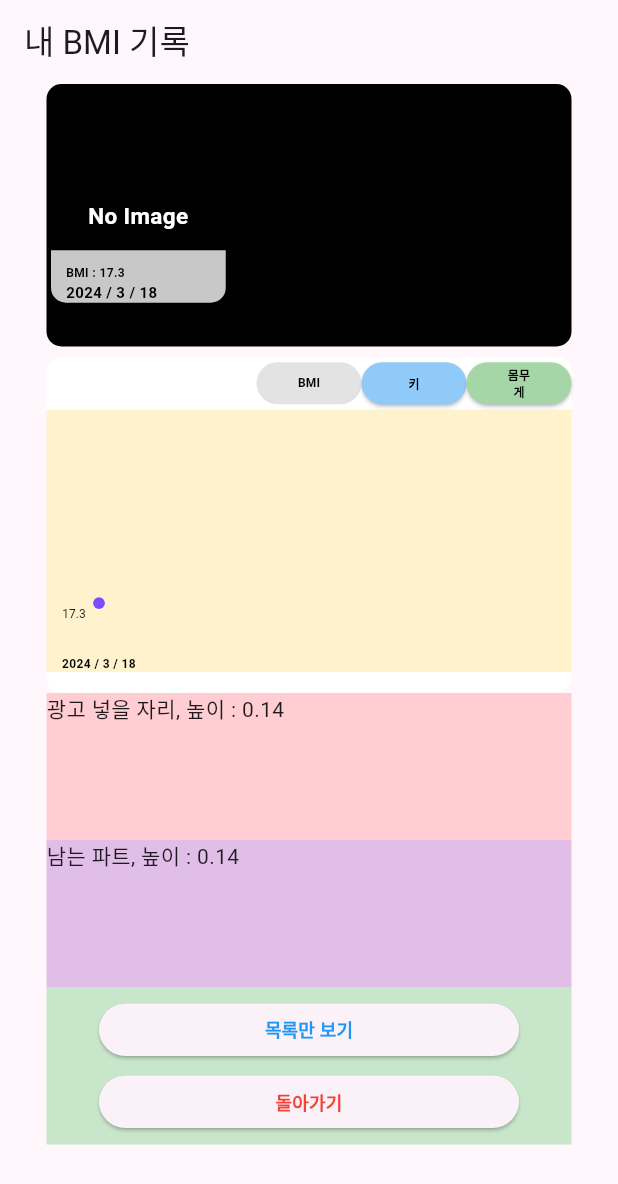
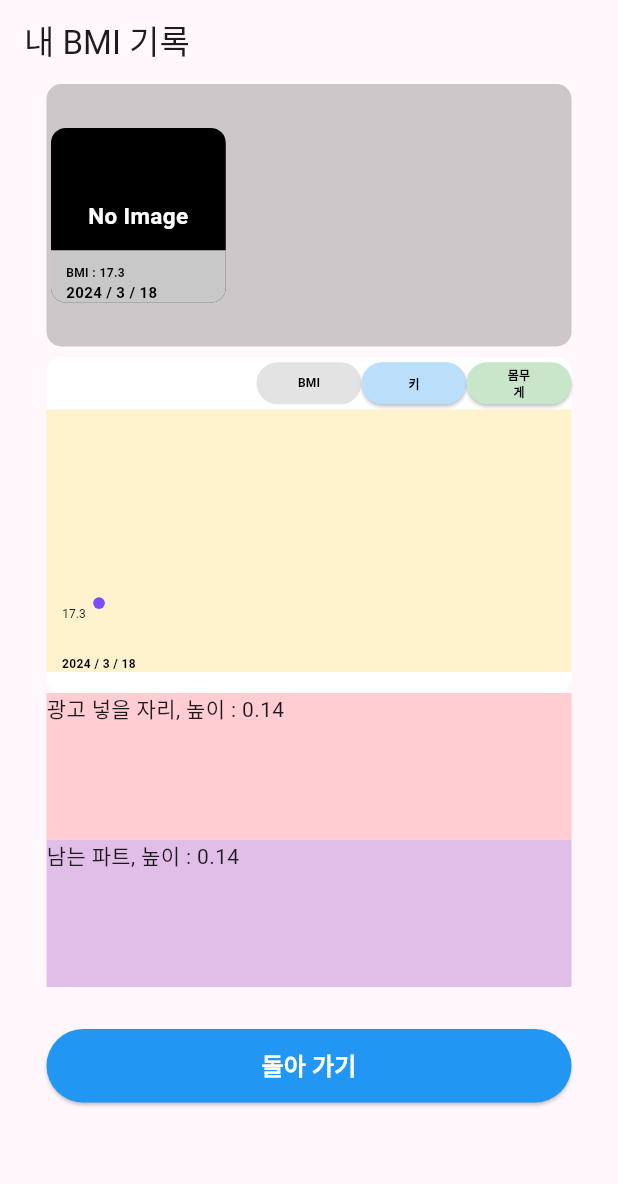
Before and after one commit to kkglpp/myBMIRec, a Flutter app: the screen it shows after launch, after a tap on "저 장 하 기", after a tap on "확 인", after a tap on "목 록 보 기", on a phone screen of 412 x 824 dp. Shown: the top 1184 px of the screen. Run offline on Flutter 3.47's test engine with Material 3 defaults, Android fonts, the phone set to English and light mode, and no system bars; our stand-ins replace get, image_picker, responsive_framework, sqflite; accounts and stored records are empty.

Commit message:
원차트 버그 수정
목록페이지 색상 값 조정

버튼 조정.
화면 페이지 연동 수정

이제 진짜 얼마 안남음

- 광고 넣기
- 목록 페이지 남는 파트를 채울 컨텐츠 생각하고, 구현하기

```diff
--- a/lib/View/renewal_recordPage.dart
+++ b/lib/View/renewal_recordPage.dart
@@ -10,6 +10,7 @@ import 'package:mybmirecord/View/home.dart';
 import 'package:mybmirecord/Custom/graphCard.dart';
 import 'package:mybmirecord/Custom/lineChart.dart';
 import 'package:mybmirecord/Custom/textMiddle.dart';
+import 'package:mybmirecord/View/renewal_resultbmiPage.dart';
 
 class ReRecordPage extends StatelessWidget {
   ReRecordPage({super.key});
@@ -39,7 +40,7 @@ class ReRecordPage extends StatelessWidget {
               } else {
                 return Container(
                   decoration: BoxDecoration(
-                      color: Colors.black,
+                      color: Colors.black.withAlpha(50),
                       borderRadius: BorderRadius.circular(10)),
                   width: widthsize,
                   height: (heightsize * 0.25)
@@ -48,11 +49,19 @@ class ReRecordPage extends StatelessWidget {
                     scrollDirection: Axis.horizontal,
                     itemCount: records.length,
                     itemBuilder: (context, index) {
-                      return Center(
-                        child: GridCard(records[index].imgbyte,
-                                records[index].timestamp)
-                            .girdCard(widthsize * 0.35, widthsize * 0.35,
-                                records[index].bmi, 3),
+                      return GestureDetector(
+                        onTap: () {
+                          Get.off(ResultBMIPage(recordKey: records[index].seq!));
+
+                        },
+                        child: SizedBox(
+                          child: Center(
+                            child: GridCard(records[index].imgbyte,
+                                    records[index].timestamp)
+                                .girdCard(widthsize * 0.35, widthsize * 0.35,
+                                    records[index].bmi, 3),
+                          ),
+                        ),
                       );
                     },
                   ),
@@ -89,7 +98,7 @@ class ReRecordPage extends StatelessWidget {
                                 style: ElevatedButton.styleFrom(
                                     backgroundColor:
                                         controller.graphSelect.value != 0
-                                            ? Colors.amber[200]
+                                            ? Colors.amber[100]
                                             : Colors.grey,
                                     minimumSize: Size(
                                         widthsize * 0.2, heightsize * 0.04),
@@ -105,7 +114,7 @@ class ReRecordPage extends StatelessWidget {
                                 style: ElevatedButton.styleFrom(
                                     backgroundColor:
                                         controller.graphSelect.value != 1
-                                            ? Colors.blue[200]
+                                            ? Colors.blue[100]
                                             : Colors.grey,
                                     minimumSize: Size(
                                         widthsize * 0.2, heightsize * 0.04),
@@ -121,7 +130,7 @@ class ReRecordPage extends StatelessWidget {
                                 style: ElevatedButton.styleFrom(
                                     backgroundColor:
                                         controller.graphSelect.value != 2
-                                            ? Colors.green[200]
+                                            ? Colors.green[100]
                                             : Colors.grey,
                                     minimumSize: Size(
                                         widthsize * 0.2, heightsize * 0.04),
@@ -289,32 +298,24 @@ class ReRecordPage extends StatelessWidget {
             내용 : 버튼
              */
             Container(
-              color: Colors.green[100],
+              // color: Colors.green[100],
               width: widthsize,
               height: heightsize * 0.15,
               child: Column(
                 mainAxisAlignment: MainAxisAlignment.center,
                 children: [
-                  ElevatedButton(
-                    style: ElevatedButton.styleFrom(
-                      minimumSize: Size(widthsize * 0.8, heightsize * 0.05),
-                      // fixedSize: Size(widthsize * 0.8, heightsize * 0.04)
-                    ),
-                    onPressed: () {},
-                    child: TextCustom()
-                        .customText("목록만 보기", 12, "c", clr: Colors.blue),
-                  ),
                   Container(
                     child: ElevatedButton(
                       style: ElevatedButton.styleFrom(
-                        minimumSize: Size(widthsize * 0.8, heightsize * 0.05),
+                        backgroundColor: Colors.blue,
+                        minimumSize: Size(widthsize , heightsize * 0.07),
                         // fixedSize: Size(widthsize * 0.8, heightsize * 0.04)
                       ),
                       onPressed: () {
                         Get.off(() => const Home());
                       },
                       child: TextCustom()
-                          .customText("돌아가기", 12, "c", clr: Colors.red),
+                          .customText("돌아 가기", 16, "c", clr: Colors.white),
                     ),
                   ),
                 ],
--- a/lib/View/renewal_resultbmiPage.dart
+++ b/lib/View/renewal_resultbmiPage.dart
@@ -1,6 +1,7 @@
 // ignore_for_file: public_member_api_docs, sort_constructors_first
 
 import 'dart:io';
+import 'dart:math';
 import 'package:flutter/material.dart';
 import 'package:mybmirecord/Controller/resultBMIPage_Controller.dart';
 import 'package:mybmirecord/VM_repository/sqlite_repository.dart';
@@ -93,7 +94,7 @@ class ResultBMIPage extends StatelessWidget {
                                     SizedBox(
                                         // color: Colors.amber[50],
                                         height: heightsize * 0.04,
-                                        width: widthsize * 0.3,
+                                        width: widthsize * 0.25,
                                         child: Column(
                                           mainAxisAlignment:
                                               MainAxisAlignment.end,
@@ -111,13 +112,13 @@ class ResultBMIPage extends StatelessWidget {
                                               MainAxisAlignment.end,
                                               crossAxisAlignment: CrossAxisAlignment.start,
                                           children: [TextCustom()
-                                              .customText(": ", 15, "L")],
+                                              .customText(": ", 15, "R")],
                                         ),
                                     ),
                                     Container(
                                       // color: Colors.red[100],
                                       height: heightsize * 0.04,
-                                      width: widthsize * 0.2,
+                                      width: widthsize * 0.25,
                                       child: Column(
                                           mainAxisAlignment:
                                               MainAxisAlignment.end,
@@ -139,7 +140,7 @@ class ResultBMIPage extends StatelessWidget {
                                     Container(
                                       // color: Colors.amber[50],
                                       height: heightsize * 0.04,
-                                      width: widthsize * 0.3,
+                                      width: widthsize * 0.25,
                                       child: Column(
                                           mainAxisAlignment:
                                               MainAxisAlignment.end,
@@ -157,13 +158,13 @@ class ResultBMIPage extends StatelessWidget {
                                               MainAxisAlignment.end,
                                               crossAxisAlignment: CrossAxisAlignment.start,
                                           children: [TextCustom()
-                                              .customText(": ", 15, "L")],
+                                              .customText(": ", 15, "R")],
                                         ),
                                     ),
                                     Container(
                                       // color: Colors.red[100],
                                       height: heightsize * 0.04,
-                                      width: widthsize * 0.2,
+                                      width: widthsize * 0.25,
                                       child: Column(
                                           mainAxisAlignment:
                                               MainAxisAlignment.end,
@@ -185,7 +186,7 @@ class ResultBMIPage extends StatelessWidget {
                                     Container(
                                       // color: Colors.amber[50],
                                       height: heightsize * 0.04,
-                                      width: widthsize * 0.3,
+                                      width: widthsize * 0.25,
                                       child: Column(
                                           mainAxisAlignment:
                                               MainAxisAlignment.end,
@@ -203,13 +204,13 @@ class ResultBMIPage extends StatelessWidget {
                                               MainAxisAlignment.end,
                                               crossAxisAlignment: CrossAxisAlignment.start,
                                           children: [TextCustom()
-                                              .customText(": ", 15, "L")],
+                                              .customText(": ", 15, "R")],
                                         ),
                                     ),
                                     Container(
                                       // color: Colors.red[100],
                                       height: heightsize * 0.04,
-                                      width: widthsize * 0.2,
+                                      width: widthsize * 0.25,
                                       child: Column(
                                           mainAxisAlignment:
                                               MainAxisAlignment.end,
@@ -241,31 +242,31 @@ class ResultBMIPage extends StatelessWidget {
                                       color: Colors.red.withAlpha(40),
                                       border: Border.all(
                                           color: Colors.red, width: 3)),
-                                  width: widthsize * 0.4 * 0.9,
-                                  height: widthsize * 0.9,
+                                  width: (min(widthsize * 0.4, heightsize*0.15)  ) * 0.9,
+                                  height: (min(widthsize * 0.4, heightsize*0.15)  ) * 0.9,
+                                  // height: widthsize * 0.9,
                                 ),
                                 Positioned(
                                   child: CustomPaint(
-                                    size: Size(widthsize * 0.4 * 0.9,
-                                        widthsize * 0.4 * 0.9),
+                                    size: Size((min(widthsize * 0.4, heightsize*0.15)  ) * 0.9,
+                                        (min(widthsize * 0.4, heightsize*0.15)  )* 0.9),
                                     painter: CircleChart(
                                         Colors.blue.withAlpha(50), Colors.blue,
-                                        radius: (widthsize *
-                                            0.4 *
+                                        radius: ((min(widthsize * 0.4, heightsize*0.15))*
                                             0.45 *
                                             (30) /
-                                            45)),
+                                            45),
+                                            ),
                                   ),
                                 ),
                                 Positioned(
                                   child: CustomPaint(
-                                    size: Size(widthsize * 0.4 * 0.9,
-                                        widthsize * 0.4 * 0.9),
+                                    size: Size((min(widthsize * 0.4, heightsize*0.15)  )* 0.9,
+                                        (min(widthsize * 0.4, heightsize*0.15)  ) * 0.9),
                                     painter: CircleChart(
                                         Colors.purple.withAlpha(50),
                                         Colors.purple,
-                                        radius: (widthsize *
-                                            0.4 *
+                                        radius: ((min(widthsize * 0.4, heightsize*0.15)  ) *
                                             0.45 *
                                             (18.5) /
                                             45)),
@@ -273,8 +274,8 @@ class ResultBMIPage extends StatelessWidget {
                                 ),
                                 Positioned(
                                   child: CustomPaint(
-                                    size: Size(widthsize * 0.4 * 0.9,
-                                        widthsize * 0.4 * 0.9),
+                                    size: Size((min(widthsize * 0.4, heightsize*0.15)  ) * 0.9,
+                                        (min(widthsize * 0.4, heightsize*0.15)  ) * 0.9),
                                     painter: CircleChart(
                                         Colors.green.withAlpha((255 *
                                                 (controller.bmirec!.bmi >
@@ -285,14 +286,8 @@ class ResultBMIPage extends StatelessWidget {
                                                 45)
                                             .round()),
                                         const Color.fromARGB(255, 31, 87, 33),
-                                        radius: (widthsize *
-                                            0.4 *
-                                            0.45 *
-                                            (controller.bmirec!.bmi > 45
-                                                ? 45
-                                                : controller
-                                                    .bmirec!.bmi) /
-                                            45)),
+
+                                        radius: ((min(widthsize * 0.4, heightsize*0.15)  )*0.9*0.5 *(controller.bmirec!.bmi > 45? 45: controller.bmirec!.bmi) /45)),
                                   ),
                                 )
                               ])),
```
